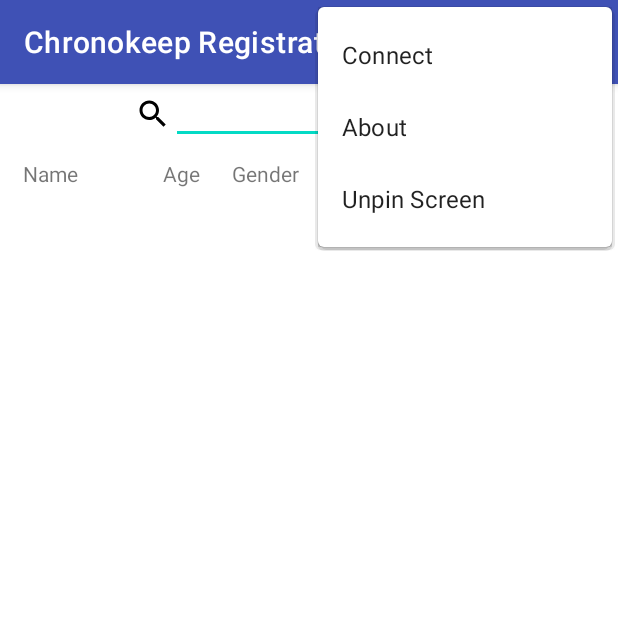
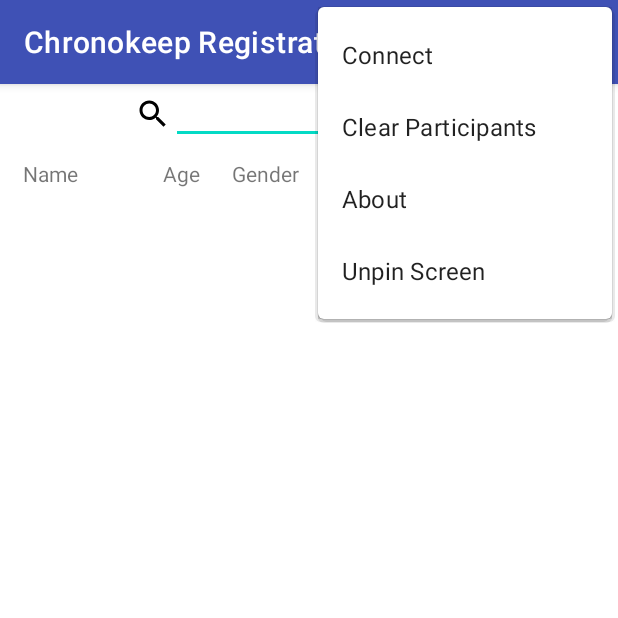
Before and after one commit to grecaun/chronokeep-registration, an Android app: the screen it shows after launch (ActivityRegistration), with the options menu open, on a phone screen of 412 x 824 dp, the top half of it. Run offline under Robolectric (Android 15) with nearby library versions, the phone set to English and light mode, and no system bars; our stand-ins replace Room's generated code.

Commit message:
Fixed an issue where attempting to send too large of a message would cause a buffer overflow error. Added delete all participants function.

```diff
--- a/app/src/main/java/com/chronokeep/registration/network/Connection.kt
+++ b/app/src/main/java/com/chronokeep/registration/network/Connection.kt
@@ -72,7 +72,8 @@ class Connection(
     fun sendAsyncMessage(message: String) {
         ioScope.launch {
             withContext(Dispatchers.IO) {
-                val outBuf = ByteBuffer.allocate(2056)
+                val tmp = "$message\n".toByteArray()
+                val outBuf = ByteBuffer.allocate(tmp.size)
                 outBuf.put("$message\n".toByteArray())
                 outBuf.flip()
                 while (outBuf.hasRemaining()) {
--- a/app/src/main/java/com/chronokeep/registration/network/ConnectionHandler.kt
+++ b/app/src/main/java/com/chronokeep/registration/network/ConnectionHandler.kt
@@ -14,10 +14,16 @@ import java.lang.ref.WeakReference
 
 class ConnectionHandler(
     looper: Looper,
-    frag: Fragment
+    frag: Fragment,
+    pFrag: Fragment
 ): Handler(looper) {
     private val tag = "Chrono.ConHandler"
-    private val mFrag: WeakReference<Fragment> = WeakReference<Fragment>(frag)
+    private var mFrag: WeakReference<Fragment> = WeakReference<Fragment>(frag)
+    private val partFrag: WeakReference<Fragment> = WeakReference<Fragment>(pFrag)
+
+    private fun changeFrags() {
+        mFrag = partFrag
+    }
 
     override fun handleMessage(msg: Message) {
         val frag = mFrag.get() ?: return
@@ -28,6 +34,11 @@ class ConnectionHandler(
                     Globals.stopConnection()
                 } catch (_: Exception) {
                     Log.d(tag, "error closing connection")
+                }
+                if (frag is DialogFragmentWait) {
+                    Globals.getMenuWatcher()?.updateMenu()
+                    frag.dismiss()
+                    changeFrags()
                 }
             }
             Connection.msg_connection_unavailable -> {
@@ -40,6 +51,7 @@ class ConnectionHandler(
                 if (frag is DialogFragmentWait) {
                     Globals.getMenuWatcher()?.updateMenu()
                     frag.dismiss()
+                    changeFrags()
                 }
             }
             Connection.msg_connection_open -> {
@@ -48,6 +60,7 @@ class ConnectionHandler(
                     Globals.setConnected(true)
                     Globals.getMenuWatcher()?.updateMenu()
                     frag.dismiss()
+                    changeFrags()
                 }
             }
             Connection.msg_connection_success -> {
--- a/app/src/main/java/com/chronokeep/registration/objects/database/DatabaseParticipantDao.kt
+++ b/app/src/main/java/com/chronokeep/registration/objects/database/DatabaseParticipantDao.kt
@@ -26,4 +26,7 @@ interface DatabaseParticipantDao {
 
     @Delete
     fun deleteParticipants(parts: List<DatabaseParticipant>)
+
+    @Query("DELETE FROM participant")
+    fun deleteAllParticipants()
 }
--- a/app/src/main/java/com/chronokeep/registration/registration/FragmentAssignParticipantBib.kt
+++ b/app/src/main/java/com/chronokeep/registration/registration/FragmentAssignParticipantBib.kt
@@ -2,7 +2,6 @@ package com.chronokeep.registration.registration
 
 import android.content.Context
 import android.os.Bundle
-import android.os.Looper
 import android.util.Log
 import android.view.LayoutInflater
 import android.view.View
@@ -18,7 +17,6 @@ import com.chronokeep.registration.R
 import com.chronokeep.registration.interfaces.ChronoActivity
 import com.chronokeep.registration.interfaces.ChronoFragment
 import com.chronokeep.registration.interfaces.ParticipantsWatcher
-import com.chronokeep.registration.network.ConnectionHandler
 import com.chronokeep.registration.objects.database.DatabaseParticipant
 import com.chronokeep.registration.objects.registration.UpdateParticipantRequest
 import com.chronokeep.registration.util.Globals
@@ -67,7 +65,6 @@ class FragmentAssignParticipantBib(
         val submit: Button = output.findViewById(R.id.submit_button)
         submit.setOnClickListener(this)
         updateFields()
-        Globals.getConnection()?.setHandler(ConnectionHandler(Looper.getMainLooper(), this))
         bib?.requestFocus()
         val imm = activity?.getSystemService(Context.INPUT_METHOD_SERVICE) as InputMethodManager
         imm.showSoftInput(bib, InputMethodManager.SHOW_IMPLICIT)
--- a/app/src/main/java/com/chronokeep/registration/registration/FragmentRegistrationParticipants.kt
+++ b/app/src/main/java/com/chronokeep/registration/registration/FragmentRegistrationParticipants.kt
@@ -43,7 +43,7 @@ class FragmentRegistrationParticipants: Fragment(), OnClickListener, Participant
     override fun onResume() {
         Log.d(tag, "onResume")
         super.onResume()
-        Globals.setConnectionHandler(ConnectionHandler(Looper.getMainLooper(), this))
+        Globals.setConnectionHandler(ConnectionHandler(Looper.getMainLooper(), this, this))
         updateTitle()
     }
 
@@ -63,7 +63,7 @@ class FragmentRegistrationParticipants: Fragment(), OnClickListener, Participant
         savedInstanceState: Bundle?
     ): View? {
         Log.d(tag, "onCreateView")
-        Globals.setConnectionHandler(ConnectionHandler(Looper.getMainLooper(), this))
+        Globals.setConnectionHandler(ConnectionHandler(Looper.getMainLooper(), this, this))
         updateTitle()
         val rootView = inflater.inflate(R.layout.fragment_registration_participants, container, false)
         partList = rootView.findViewById(R.id.participants_list)
--- a/app/src/main/java/com/chronokeep/registration/util/Globals.kt
+++ b/app/src/main/java/com/chronokeep/registration/util/Globals.kt
@@ -40,9 +40,7 @@ object Globals {
     }
 
     fun setConnectionHandler(handler: ConnectionHandler) {
-        if (con != null && con?.alive() == true) {
-            con?.setHandler(handler)
-        }
+        con?.setHandler(handler)
     }
 
     private var connected = false
--- a/app/src/main/res/menu/main.xml
+++ b/app/src/main/res/menu/main.xml
@@ -5,6 +5,12 @@
         android:orderInCategory="0"
         android:title="@string/connect"
         android:contentDescription="@string/connect"
+        />
+    <item
+        android:id="@+id/menu_clear"
+        android:orderInCategory="1"
+        android:title="@string/clear"
+        android:contentDescription="@string/clear"
         />
     <item
         android:id="@+id/menu_chronokeep"
--- a/app/src/main/res/values/strings.xml
+++ b/app/src/main/res/values/strings.xml
@@ -15,6 +15,8 @@
     <string name="connect">Connect</string>
     <string name="wait_connecting">Attempting to connect to server.</string>
     <string name="wait_wait">Please wait.</string>
+    <string name="clear">Clear Participants</string>
+    <string name="permanent">This cannot be undone. Continue?</string>
 
     <string name="loading">Loading</string>
     <string name="next">Next</string>
```
Also changed, not shown: app/src/main/java/com/chronokeep/registration/registration/ActivityRegistration.kt (+40 -2 lines), app/src/main/java/com/chronokeep/registration/registration/FragmentEditParticipant.kt (+5 -4 lines), app/src/main/java/com/chronokeep/registration/serverlist/DialogFragmentServerList.kt (+8 -5 lines), app/src/main/java/com/chronokeep/registration/wait/DialogFragmentWait.kt (+7 -2 lines).
